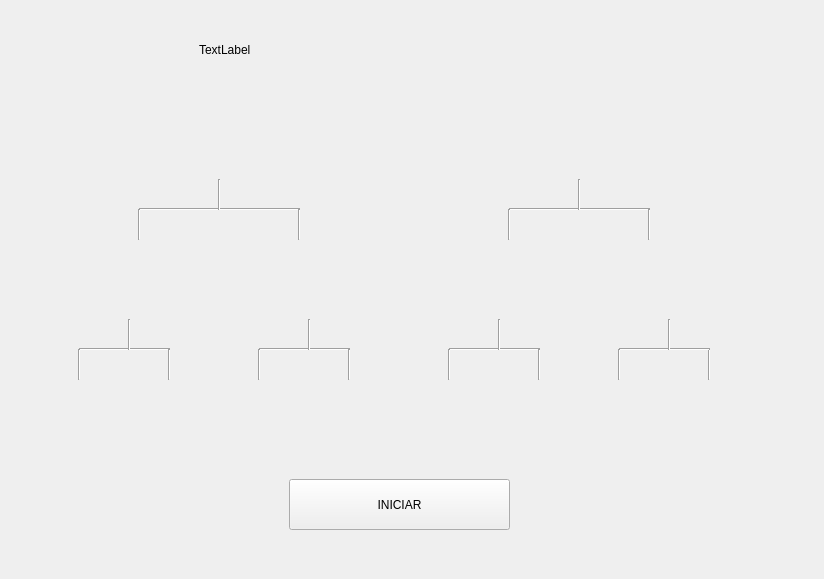
Old version of the form gui/TorneoWidget.ui in the repository AngOm06/DB-Tournament.
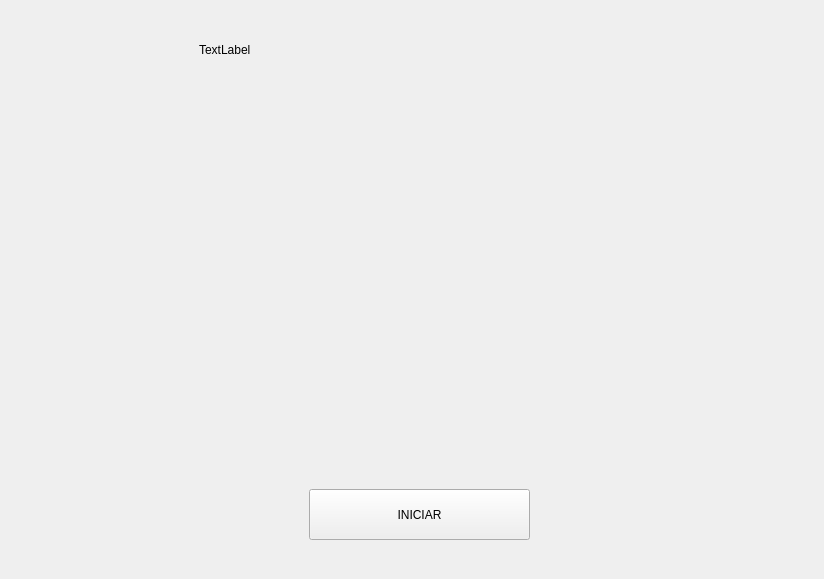
New version of the form.

What changed in the file:
```diff
--- a/gui/TorneoWidget.ui
+++ b/gui/TorneoWidget.ui
@@ -39,8 +39,8 @@
     <widget class="QPushButton" name="btnIniciar">
      <property name="geometry">
       <rect>
-       <x>290</x>
-       <y>480</y>
+       <x>310</x>
+       <y>490</y>
        <width>221</width>
        <height>51</height>
       </rect>
@@ -52,13 +52,13 @@
     <widget class="QWidget" name="horizontalLayoutWidget">
      <property name="geometry">
       <rect>
-       <x>50</x>
-       <y>380</y>
-       <width>721</width>
-       <height>82</height>
+       <x>0</x>
+       <y>20</y>
+       <width>160</width>
+       <height>231</height>
       </rect>
      </property>
-     <layout class="QHBoxLayout" name="horizontalLayout_2">
+     <layout class="QVBoxLayout" name="verticalLayout">
       <item>
        <widget class="QLabel" name="label_0_1">
         <property name="text">
@@ -73,20 +73,18 @@
         </property>
        </widget>
       </item>
-      <item>
-       <widget class="QLabel" name="label_0_7">
-        <property name="text">
-         <string/>
-        </property>
-       </widget>
-      </item>
-      <item>
-       <widget class="QLabel" name="label_0_8">
-        <property name="text">
-         <string/>
-        </property>
-       </widget>
-      </item>
+     </layout>
+    </widget>
+    <widget class="QWidget" name="verticalLayoutWidget_2">
+     <property name="geometry">
+      <rect>
+       <x>670</x>
+       <y>20</y>
+       <width>160</width>
+       <height>231</height>
+      </rect>
+     </property>
+     <layout class="QVBoxLayout" name="verticalLayout_2">
       <item>
        <widget class="QLabel" name="label_0_5">
         <property name="text">
@@ -101,32 +99,51 @@
         </property>
        </widget>
       </item>
+     </layout>
+    </widget>
+    <widget class="QWidget" name="verticalLayoutWidget_3">
+     <property name="geometry">
+      <rect>
+       <x>0</x>
+       <y>330</y>
+       <width>161</width>
+       <height>241</height>
+      </rect>
+     </property>
+     <layout class="QVBoxLayout" name="verticalLayout_3">
       <item>
-       <widget class="QLabel" name="label_0_3">
+       <widget class="QLabel" name="label_0_7">
         <property name="text">
          <string/>
         </property>
        </widget>
       </item>
       <item>
-       <widget class="QLabel" name="label_0_4">
+       <widget class="QLabel" name="label_blank_4">
         <property name="text">
          <string/>
         </property>
        </widget>
       </item>
+      <item>
+       <widget class="QLabel" name="label_0_8">
+        <property name="text">
+         <string/>
+        </property>
+       </widget>
+      </item>
      </layout>
     </widget>
     <widget class="QWidget" name="horizontalLayoutWidget_2">
      <property name="geometry">
       <rect>
-       <x>40</x>
-       <y>240</y>
-       <width>721</width>
-       <height>82</height>
+       <x>150</x>
+       <y>90</y>
+       <width>131</width>
+       <height>391</height>
       </rect>
      </property>
-     <layout class="QHBoxLayout" name="horizontalLayout_3">
+     <layout class="QVBoxLayout" name="verticalLayout_4">
       <item>
        <widget class="QLabel" name="label_1_1">
         <property name="text">
@@ -134,6 +151,20 @@
         </property>
        </widget>
       </item>
+      <item>
+       <widget class="QLabel" name="label_blank_7">
+        <property name="text">
+         <string/>
+        </property>
+       </widget>
+      </item>
+      <item>
+       <widget class="QLabel" name="label_blank">
+        <property name="text">
+         <string/>
+        </property>
+       </widget>
+      </item>
       <item>
        <widget class="QLabel" name="label_1_2">
         <property name="text">
@@ -141,6 +172,51 @@
         </property>
        </widget>
       </item>
+     </layout>
+    </widget>
+    <widget class="QWidget" name="verticalLayoutWidget_5">
+     <property name="geometry">
+      <rect>
+       <x>670</x>
+       <y>330</y>
+       <width>160</width>
+       <height>231</height>
+      </rect>
+     </property>
+     <layout class="QVBoxLayout" name="verticalLayout_5">
+      <item>
+       <widget class="QLabel" name="label_0_3">
+        <property name="text">
+         <string/>
+        </property>
+       </widget>
+      </item>
+      <item>
+       <widget class="QLabel" name="label_blank_5">
+        <property name="text">
+         <string/>
+        </property>
+       </widget>
+      </item>
+      <item>
+       <widget class="QLabel" name="label_0_4">
+        <property name="text">
+         <string/>
+        </property>
+       </widget>
+      </item>
+     </layout>
+    </widget>
+    <widget class="QWidget" name="verticalLayoutWidget_6">
+     <property name="geometry">
+      <rect>
+       <x>550</x>
+       <y>90</y>
+       <width>131</width>
+       <height>391</height>
+      </rect>
+     </property>
+     <layout class="QVBoxLayout" name="verticalLayout_6">
       <item>
        <widget class="QLabel" name="label_1_3">
         <property name="text">
@@ -148,6 +224,20 @@
         </property>
        </widget>
       </item>
+      <item>
+       <widget class="QLabel" name="label_blank_8">
+        <property name="text">
+         <string/>
+        </property>
+       </widget>
+      </item>
+      <item>
+       <widget class="QLabel" name="label_blank_2">
+        <property name="text">
+         <string/>
+        </property>
+       </widget>
+      </item>
       <item>
        <widget class="QLabel" name="label_1_4">
         <property name="text">
@@ -157,348 +247,30 @@
       </item>
      </layout>
     </widget>
-    <widget class="QWidget" name="horizontalLayoutWidget_3">
+    <widget class="QLabel" name="label_2_1">
      <property name="geometry">
       <rect>
-       <x>40</x>
-       <y>110</y>
-       <width>721</width>
-       <height>82</height>
+       <x>280</x>
+       <y>230</y>
+       <width>121</width>
+       <height>111</height>
       </rect>
      </property>
-     <layout class="QHBoxLayout" name="horizontalLayout_4">
-      <item>
-       <widget class="QLabel" name="label_2_1">
-        <property name="text">
-         <string/>
-        </property>
-       </widget>
-      </item>
-      <item>
-       <widget class="QLabel" name="label_2_2">
-        <property name="text">
-         <string/>
-        </property>
-       </widget>
-      </item>
-     </layout>
-    </widget>
-    <widget class="Line" name="line">
-     <property name="geometry">
-      <rect>
-       <x>80</x>
-       <y>340</y>
-       <width>91</width>
-       <height>20</height>
-      </rect>
+     <property name="text">
+      <string/>
      </property>
-     <property name="orientation">
-      <enum>Qt::Orientation::Horizontal</enum>
-     </property>
     </widget>
-    <widget class="Line" name="line_2">
-     <property name="geometry">
-      <rect>
-       <x>70</x>
-       <y>350</y>
-       <width>20</width>
-       <height>31</height>
-      </rect>
-     </property>
-     <property name="orientation">
-      <enum>Qt::Orientation::Vertical</enum>
-     </property>
-    </widget>
-    <widget class="Line" name="line_3">
-     <property name="geometry">
-      <rect>
-       <x>160</x>
-       <y>350</y>
-       <width>20</width>
-       <height>31</height>
-      </rect>
-     </property>
-     <property name="orientation">
-      <enum>Qt::Orientation::Vertical</enum>
-     </property>
-    </widget>
-    <widget class="Line" name="line_4">
-     <property name="geometry">
-      <rect>
-       <x>120</x>
-       <y>320</y>
-       <width>20</width>
-       <height>31</height>
-      </rect>
-     </property>
-     <property name="orientation">
-      <enum>Qt::Orientation::Vertical</enum>
-     </property>
-    </widget>
-    <widget class="Line" name="line_5">
-     <property name="geometry">
-      <rect>
-       <x>260</x>
-       <y>340</y>
-       <width>91</width>
-       <height>20</height>
-      </rect>
-     </property>
-     <property name="orientation">
-      <enum>Qt::Orientation::Horizontal</enum>
-     </property>
-    </widget>
-    <widget class="Line" name="line_6">
-     <property name="geometry">
-      <rect>
-       <x>300</x>
-       <y>320</y>
-       <width>20</width>
-       <height>31</height>
-      </rect>
-     </property>
-     <property name="orientation">
-      <enum>Qt::Orientation::Vertical</enum>
-     </property>
-    </widget>
-    <widget class="Line" name="line_7">
-     <property name="geometry">
-      <rect>
-       <x>250</x>
-       <y>350</y>
-       <width>20</width>
-       <height>31</height>
-      </rect>
-     </property>
-     <property name="orientation">
-      <enum>Qt::Orientation::Vertical</enum>
-     </property>
-    </widget>
-    <widget class="Line" name="line_8">
-     <property name="geometry">
-      <rect>
-       <x>340</x>
-       <y>350</y>
-       <width>20</width>
-       <height>31</height>
-      </rect>
-     </property>
-     <property name="orientation">
-      <enum>Qt::Orientation::Vertical</enum>
-     </property>
-    </widget>
-    <widget class="Line" name="line_9">
-     <property name="geometry">
-      <rect>
-       <x>450</x>
-       <y>340</y>
-       <width>91</width>
-       <height>20</height>
-      </rect>
-     </property>
-     <property name="orientation">
-      <enum>Qt::Orientation::Horizontal</enum>
-     </property>
-    </widget>
-    <widget class="Line" name="line_10">
-     <property name="geometry">
-      <rect>
-       <x>490</x>
-       <y>320</y>
-       <width>20</width>
-       <height>31</height>
-      </rect>
-     </property>
-     <property name="orientation">
-      <enum>Qt::Orientation::Vertical</enum>
-     </property>
-    </widget>
-    <widget class="Line" name="line_11">
+    <widget class="QLabel" name="label_2_2">
      <property name="geometry">
       <rect>
        <x>440</x>
-       <y>350</y>
-       <width>20</width>
-       <height>31</height>
+       <y>230</y>
+       <width>121</width>
+       <height>111</height>
       </rect>
      </property>
-     <property name="orientation">
-      <enum>Qt::Orientation::Vertical</enum>
-     </property>
-    </widget>
-    <widget class="Line" name="line_12">
-     <property name="geometry">
-      <rect>
-       <x>530</x>
-       <y>350</y>
-       <width>20</width>
-       <height>31</height>
-      </rect>
-     </property>
-     <property name="orientation">
-      <enum>Qt::Orientation::Vertical</enum>
-     </property>
-    </widget>
-    <widget class="Line" name="line_13">
-     <property name="geometry">
-      <rect>
-       <x>700</x>
-       <y>350</y>
-       <width>20</width>
-       <height>31</height>
-      </rect>
-     </property>
-     <property name="orientation">
-      <enum>Qt::Orientation::Vertical</enum>
-     </property>
-    </widget>
-    <widget class="Line" name="line_14">
-     <property name="geometry">
-      <rect>
-       <x>620</x>
-       <y>340</y>
-       <width>91</width>
-       <height>20</height>
-      </rect>
-     </property>
-     <property name="orientation">
-      <enum>Qt::Orientation::Horizontal</enum>
-     </property>
-    </widget>
-    <widget class="Line" name="line_15">
-     <property name="geometry">
-      <rect>
-       <x>610</x>
-       <y>350</y>
-       <width>20</width>
-       <height>31</height>
-      </rect>
-     </property>
-     <property name="orientation">
-      <enum>Qt::Orientation::Vertical</enum>
-     </property>
-    </widget>
-    <widget class="Line" name="line_16">
-     <property name="geometry">
-      <rect>
-       <x>660</x>
-       <y>320</y>
-       <width>20</width>
-       <height>31</height>
-      </rect>
-     </property>
-     <property name="orientation">
-      <enum>Qt::Orientation::Vertical</enum>
-     </property>
-    </widget>
-    <widget class="Line" name="line_17">
-     <property name="geometry">
-      <rect>
-       <x>510</x>
-       <y>200</y>
-       <width>141</width>
-       <height>20</height>
-      </rect>
-     </property>
-     <property name="orientation">
-      <enum>Qt::Orientation::Horizontal</enum>
-     </property>
-    </widget>
-    <widget class="Line" name="line_18">
-     <property name="geometry">
-      <rect>
-       <x>500</x>
-       <y>210</y>
-       <width>20</width>
-       <height>31</height>
-      </rect>
-     </property>
-     <property name="orientation">
-      <enum>Qt::Orientation::Vertical</enum>
-     </property>
-    </widget>
-    <widget class="Line" name="line_19">
-     <property name="geometry">
-      <rect>
-       <x>570</x>
-       <y>180</y>
-       <width>20</width>
-       <height>31</height>
-      </rect>
-     </property>
-     <property name="maximumSize">
-      <size>
-       <width>20</width>
-       <height>16777215</height>
-      </size>
-     </property>
-     <property name="orientation">
-      <enum>Qt::Orientation::Vertical</enum>
-     </property>
-    </widget>
-    <widget class="Line" name="line_20">
-     <property name="geometry">
-      <rect>
-       <x>640</x>
-       <y>210</y>
-       <width>20</width>
-       <height>31</height>
-      </rect>
-     </property>
-     <property name="orientation">
-      <enum>Qt::Orientation::Vertical</enum>
-     </property>
-    </widget>
-    <widget class="Line" name="line_21">
-     <property name="geometry">
-      <rect>
-       <x>140</x>
-       <y>200</y>
-       <width>161</width>
-       <height>20</height>
-      </rect>
-     </property>
-     <property name="orientation">
-      <enum>Qt::Orientation::Horizontal</enum>
-     </property>
-    </widget>
-    <widget class="Line" name="line_22">
-     <property name="geometry">
-      <rect>
-       <x>290</x>
-       <y>210</y>
-       <width>20</width>
-       <height>31</height>
-      </rect>
-     </property>
-     <property name="orientation">
-      <enum>Qt::Orientation::Vertical</enum>
-     </property>
-    </widget>
-    <widget class="Line" name="line_23">
-     <property name="geometry">
-      <rect>
-       <x>210</x>
-       <y>180</y>
-       <width>20</width>
-       <height>31</height>
-      </rect>
-     </property>
-     <property name="orientation">
-      <enum>Qt::Orientation::Vertical</enum>
-     </property>
-    </widget>
-    <widget class="Line" name="line_24">
-     <property name="geometry">
-      <rect>
-       <x>130</x>
-       <y>210</y>
-       <width>20</width>
-       <height>31</height>
-      </rect>
-     </property>
-     <property name="orientation">
-      <enum>Qt::Orientation::Vertical</enum>
+     <property name="text">
+      <string/>
      </property>
     </widget>
    </widget>
```
Left out of the diff: 52 changed lines with no effect on the pictures.
